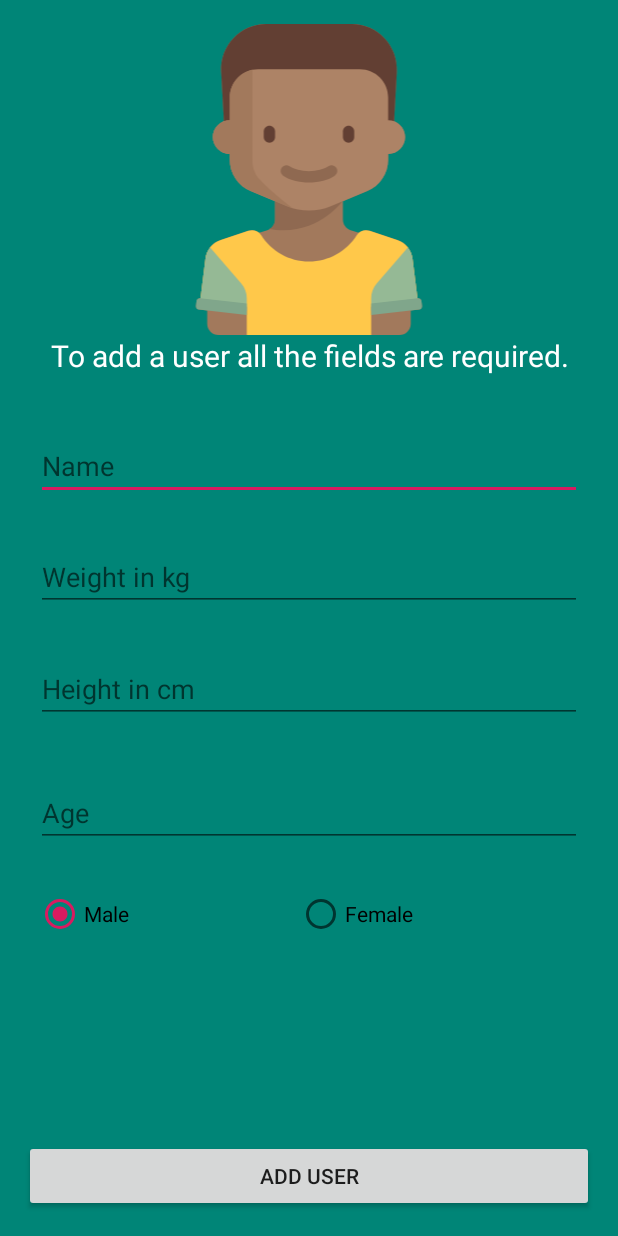
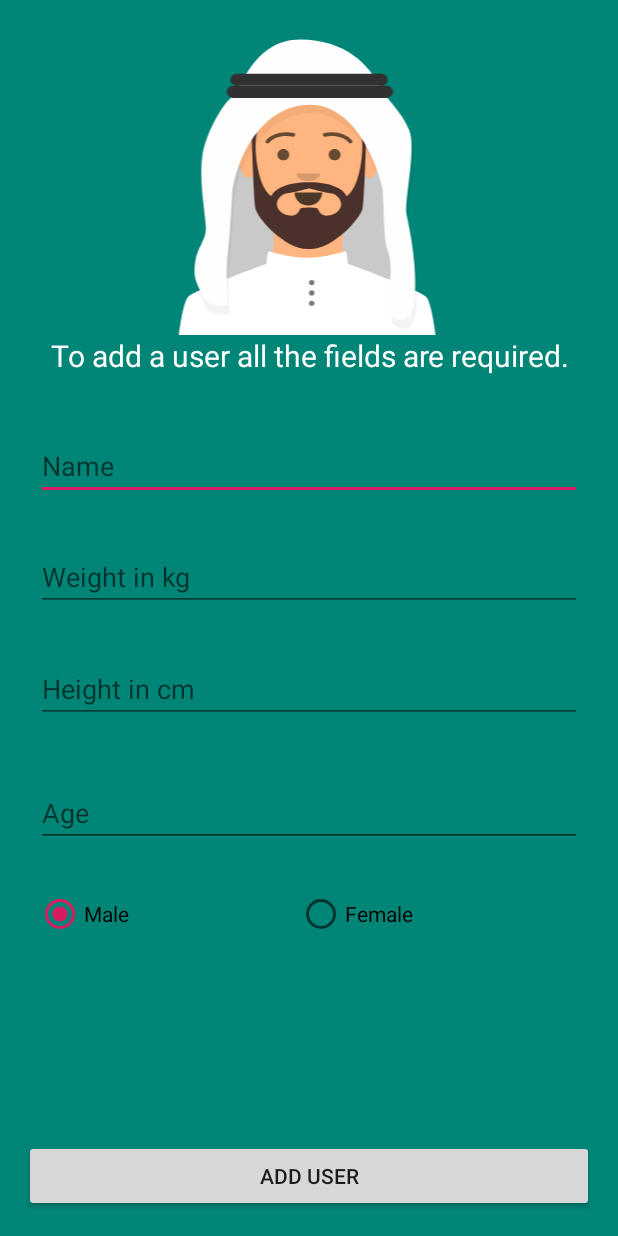
Before and after one commit to barmej/android-degree-c13-tdd-lesson, an Android app: the AddUserActivity screen opened directly, with no data from a screen before it, on a phone screen of 412 x 824 dp. Run offline under Robolectric (Android 15) with nearby library versions, the phone set to English and light mode, and no system bars.

Commit message:
Icons updated

```diff
--- a/app/src/main/res/drawable/ic_female.xml
+++ b/app/src/main/res/drawable/ic_female.xml
@@ -1,18 +1,29 @@
 <vector android:autoMirrored="true" android:height="24dp"
-    android:viewportHeight="464.002" android:viewportWidth="464.002"
+    android:viewportHeight="182" android:viewportWidth="172"
     android:width="24dp" xmlns:android="http://schemas.android.com/apk/res/android">
-    <path android:fillColor="#6E4439" android:pathData="M360.001,72c-25,-53 -72,-72 -128,-72s-103,19 -128,72s-10,87 -40,168c0,0 54,56 168,56s168,-56 168,-56C370.001,159 385.001,125 360.001,72z"/>
-    <path android:fillColor="#C38762" android:pathData="M380.379,436.829l-9.188,-68.908c0,-0.001 0,-0.002 -0.001,-0.004l-0.387,-2.906c-0.787,-5.906 -2.876,-11.459 -6.144,-16.397c0.834,-3.324 -0.544,-6.945 -3.643,-8.805l-26.278,-15.767c-2.769,-1.661 -6.143,-1.45 -8.648,0.271l-16.238,-7.156c-3.287,-1.448 -6.984,-0.49 -9.198,2.064l-9.712,-3.573c-6.533,-2.178 -10.94,-8.292 -10.94,-15.179v-25.802l34.461,-14.359c17.887,-7.453 29.538,-24.93 29.538,-44.308v-8c13.255,0 24,-10.745 24,-24s-10.745,-24 -24,-24v-16c0,-22.091 -17.909,-40 -40,-40h-144c-22.091,0 -40,17.909 -40,40v16c-13.255,0 -24,10.745 -24,24s10.745,24 24,24v8c0,19.378 11.651,36.855 29.538,44.308l34.462,14.36v25.801c0,6.887 -4.407,13.001 -10.94,15.179l-9.712,3.573c-2.214,-2.554 -5.911,-3.512 -9.198,-2.064l-16.238,7.156c-2.505,-1.721 -5.879,-1.932 -8.648,-0.271l-26.278,15.767c-3.1,1.86 -4.478,5.482 -3.643,8.806c-3.267,4.938 -5.356,10.49 -6.144,16.397l-0.387,2.904c0,0.002 -0.001,0.004 -0.001,0.006l-9.188,68.908c-1.019,7.644 1.662,14.834 6.576,19.896c0.006,0.006 0.013,0.012 0.019,0.019c4.334,4.455 10.4,7.257 17.194,7.257l0,0h28.588h192h28.587l0,0C371.104,464.001 382.297,451.216 380.379,436.829z"/>
-    <path android:fillColor="#00858A" android:pathData="M380.378,436.829l-9.576,-71.817c-1.752,-13.142 -9.895,-24.558 -23.304,-31.262l-37.647,-16.592c-4.168,-1.837 -9.007,0.185 -10.627,4.441C288.908,348.713 262.738,368 232.001,368s-56.906,-19.288 -67.224,-46.403c-1.62,-4.257 -6.459,-6.278 -10.627,-4.441l-37.647,16.592c-13.41,6.705 -21.552,18.121 -23.304,31.262l-9.576,71.818C81.705,451.215 92.897,464 107.412,464h249.175C371.104,464.001 382.297,451.216 380.378,436.829z"/>
-    <path android:fillColor="#5E342E" android:pathData="M232.001,0c-56,0 -103,19 -128,72s-10,87 -40,168c0,0 50.21,51.747 155.644,55.624l4.356,-7.624l-48,-40c0,0 -4,-20 -8,-104S219.335,0 232.001,0z"/>
-    <path android:fillColor="#A46D4D" android:pathData="M280.001,273.996h-96v26.472c0,5.693 -3.017,10.852 -7.752,13.701C243.174,325.731 280.001,273.996 280.001,273.996z"/>
-    <path android:fillColor="#D29771" android:pathData="M344.001,160v-16c0,-22.091 -17.909,-40 -40,-40h-144c-22.091,0 -40,17.909 -40,40v16c-13.255,0 -24,10.745 -24,24s10.745,24 24,24v8c0,19.378 11.651,36.855 29.538,44.308l51.691,21.538C210.98,285.909 221.438,288 232,288l0,0c10.562,0 21.019,-2.092 30.769,-6.154l51.694,-21.539c17.887,-7.452 29.538,-24.929 29.538,-44.307v-8c13.255,0 24,-10.745 24,-24S357.256,160 344.001,160z"/>
-    <path android:fillColor="#623F33" android:pathData="M176.001,192L176.001,192c-4.4,0 -8,-3.6 -8,-8v-8c0,-4.4 3.6,-8 8,-8l0,0c4.4,0 8,3.6 8,8v8C184.001,188.4 180.401,192 176.001,192z"/>
-    <path android:fillColor="#623F33" android:pathData="M288.001,192L288.001,192c-4.4,0 -8,-3.6 -8,-8v-8c0,-4.4 3.6,-8 8,-8l0,0c4.4,0 8,3.6 8,8v8C296.001,188.4 292.401,192 288.001,192z"/>
-    <path android:fillColor="#A46D4D" android:pathData="M232.001,248.219c-14.223,0 -27.527,-3.5 -36.5,-9.605c-3.652,-2.484 -4.602,-7.461 -2.113,-11.113c2.48,-3.648 7.461,-4.598 11.113,-2.113c6.289,4.277 16.57,6.832 27.5,6.832s21.211,-2.555 27.5,-6.832c3.66,-2.492 8.629,-1.539 11.113,2.113c2.488,3.652 1.539,8.629 -2.113,11.113C259.529,244.719 246.224,248.219 232.001,248.219z"/>
-    <path android:fillColor="#C38762" android:pathData="M120.001,144v16c-13.255,0 -24,10.745 -24,24s10.745,24 24,24v8c0,19.378 11.651,36.855 29.538,44.308l51.69,21.538c2.53,1.054 5.112,1.962 7.727,2.749c-22.844,-16.711 -38.05,-31.32 -46.96,-40.872c-6.482,-6.949 -9.995,-16.121 -9.995,-25.625V160c19.333,0 130.333,-6.004 162,-47.004c0,0 -0.042,-8.917 0,-8.972l-162,0.782C133.744,108.513 120.001,124.649 120.001,144z"/>
-    <path android:fillColor="#6E4439" android:pathData="M136.001,90.996V144c0,0 56.997,0.74 111.999,-6.336L272.001,120l0.004,13.998c26.371,-4.748 50.107,-11.732 63.996,-21.998V90.996H136.001z"/>
-    <path android:fillColor="#57B9DD" android:pathData="M323.838,326.662l-28.787,46.058c-4.386,7.017 -12.077,11.28 -20.352,11.28h-85.396c-8.275,0 -15.966,-4.263 -20.352,-11.28l-28.786,-46.058c-2.312,-3.699 -7.16,-4.864 -10.9,-2.62l-26.278,15.767c-3.837,2.302 -5.04,7.305 -2.668,11.1L136.001,408h192l35.682,-57.092c2.372,-3.795 1.169,-8.797 -2.668,-11.1l-26.278,-15.767C330.998,321.798 326.149,322.964 323.838,326.662z"/>
-    <path android:fillColor="#43A0C5" android:pathData="M136.001,408h192v56h-192z"/>
-    <path android:fillColor="#5E342E" android:pathData="M173.247,90.996h-37.246V144c0,0 12.742,0.165 31.985,-0.408C167.129,124.703 169.272,107.037 173.247,90.996z"/>
+    <group>
+        <clip-path android:pathData="M0,0h172v181.5h-172z M 0,0"/>
+        <path android:fillColor="#25557C" android:pathData="M48.9968 128.445C45.6204 131.821 50.0519 136.885 48.9968 138.996C41.3626 154.264 8.5 153.933 8.5 181H165.5C165.5 152.512 125.854 150.102 122.327 139.523C121.827 138.022 122.327 134.248 122.327 132.137C122.327 130.027 116.524 123.697 115.996 120.004C115.469 116.311 123.91 92.043 126.02 82.0194C132.358 51.9158 118.811 14.4919 83.2878 14.4919C47.0103 14.4919 39.5005 51.9485 41.0831 80.9643C41.6291 90.973 52.1619 116.311 53.7445 120.004C55.3272 123.697 53.2173 124.224 48.9968 128.445Z"/>
+        <path android:fillColor="#25557C" android:pathData="M48.9968 128.445C45.6204 131.821 50.0519 136.885 48.9968 138.996C41.3626 154.264 8.5 153.933 8.5 181H165.5C165.5 152.512 125.854 150.102 122.327 139.523C121.827 138.022 122.327 134.248 122.327 132.137C122.327 130.027 116.524 123.697 115.996 120.004C115.469 116.311 123.91 92.043 126.02 82.0194C132.358 51.9158 118.811 14.4919 83.2878 14.4919C47.0103 14.4919 39.5005 51.9485 41.0831 80.9643C41.6291 90.973 52.1619 116.311 53.7445 120.004C55.3272 123.697 53.2173 124.224 48.9968 128.445Z"/>
+        <path android:fillColor="#20496a" android:pathData="m 126.23368,144.00304 c -22.368,10.551 -38.02178,9.93996 -46.63858,10.29196 21.5239,-2.11 36.65187,-13.78997 42.63087,-20.47297 -1.51619,8.37114 4.00771,10.18101 4.00771,10.18101 z"/>
+        <path android:fillColor="#20496a" android:pathData="m 100.17,135.303 c 0.387,-0.28 0.801,-0.581 1.24,-0.903 7.857,-6.434 13.69313,-19.40977 17.86613,-29.59267 2.111,3.6929 1.75668,12.05986 -2.46332,17.54586 -3.963,5.151 -8.67081,7.11081 -15.40281,12.04681 -0.42,0.344 -0.834,0.646 -1.24,0.903 z"/>
+        <path android:fillColor="#20496a" android:pathData="M 46.709857,142.45734 C 43.556085,147.36474 81.7053,144.271 82.7605,141.106 67.567,145.749 55.741002,142.39804 49.234402,138.52904 Z"/>
+        <path android:fillColor="#20496a" android:pathData="m 49.75333,109.83142 c 2.683604,7.10334 2.175936,2.69031 15.59747,18.61358 -10.1291,-4.643 -4.891064,-2.15154 -11.379105,-4.84494 z"/>
+        <path android:fillColor="#20496A" android:pathData="M83.2878 124.752C88.5634 124.752 110.193 114.728 112.304 95.2083L54.7996 94.1532C53.2169 112.618 78.0122 124.752 83.2878 124.752Z"/>
+        <path android:fillColor="#102e47" android:pathData="m 80.1224,158.5676 c 26.5886,-0.422 42.70612,-2.29493 50.44312,-12.14193 16.31729,7.83261 35.80572,15.16461 35.34303,33.95554 -0.0837,3.40124 -35.7271,0.0675 -35.7271,0.0675 0,0 -121.4521,16.6105 -121.2944995,-0.20742 C 9.1013691,157.36015 31.949036,155.20048 42.148436,146.05648 46.913935,153.61616 53.5335,158.9896 80.1224,158.5676 Z"/>
+        <path android:fillColor="#FFB57F" android:pathData="M108.752 49.8383C106.478 43.5042 87.1224 34.0115 83.7931 34.0115C80.4638 34.0115 60.9157 44.5627 58.1065 49.8383C55.2974 55.1139 51.6044 84.1263 55.2974 98.3703C58.9903 112.614 78.7397 120.004 83.2879 120.004C87.8361 120.003 108.588 112.614 112.281 98.3703C115.974 84.1263 111.027 56.1723 108.752 49.8383Z"/>
+        <path android:fillColor="#DF9C6B" android:fillType="evenOdd" android:pathData="M83.793 34.0116C87.1223 34.0116 106.478 43.5043 108.752 49.8383C110.515 54.7487 113.885 72.6522 113.59 87.0888C113.331 73.4356 110.368 58.0301 108.752 53.5312C106.478 47.1972 87.1223 37.7045 83.7929 37.7045C80.4636 37.7045 60.9156 48.2556 58.1064 53.5312C56.2305 57.0542 53.9604 71.1624 53.7589 84.3892C53.5307 70.2121 56.0543 53.6921 58.1064 49.8383C60.9156 44.5627 80.4636 34.0116 83.793 34.0116Z"/>
+        <path android:fillColor="#ffffff" android:fillType="evenOdd" android:pathData="M74.0282 94.9032C74.5714 99.7771 78.7051 103.567 83.7239 103.567C88.7583 103.567 92.902 99.7537 93.4246 94.858C93.4667 94.464 93.0266 93.8105 92.4752 93.8105C84.8273 93.8105 78.9679 93.8105 75.0392 93.8105C74.4845 93.8105 73.9738 94.4156 74.0282 94.9032Z"/>
+        <path android:fillAlpha="0.7" android:fillColor="#000000"
+            android:fillType="evenOdd" android:pathData="M74.0282 94.9032C74.5714 99.7771 78.7051 103.567 83.7239 103.567C88.7583 103.567 92.902 99.7537 93.4246 94.858C93.4667 94.464 93.0266 93.8105 92.4752 93.8105C84.8273 93.8105 78.9679 93.8105 75.0392 93.8105C74.4845 93.8105 73.9738 94.4156 74.0282 94.9032Z"/>
+        <path android:fillColor="#ffffff" android:pathData="m 89.470259,93.783135 -10.7832,0 C 76.0219,93.8104 76.0219,93.8104 76.0219,93.8104 c 0,1.418 1.1494,2.5674 2.5674,2.5674 l 10.7832,0 c 1.418,0 2.5675,-1.1494 2.5675,-2.5674 0,0 0,0 -2.469741,-0.02726 z"/>
+        <path android:fillColor="#ff4f6d" android:pathData="m 80.32575,102.98418 c 3.004295,1.12911 6.404821,0.65561 6.205343,-0.59119 -0.243518,-1.52206 -3.461285,-2.876035 -5.374393,-2.93419 -2.650118,0.03177 -5.015744,1.04211 -4.087035,1.5309 1.515262,1.41751 3.256085,1.99448 3.256085,1.99448 z"/>
+        <path android:fillColor="#ff4f6d" android:pathData="m 87.077658,102.98418 c -3.004295,1.12911 -6.404821,0.65561 -6.205343,-0.59119 0.243518,-1.52206 3.461285,-2.876035 5.374393,-2.93419 2.650118,0.03177 5.015744,1.04211 4.087035,1.5309 -1.515262,1.41751 -3.256085,1.99448 -3.256085,1.99448 z"/>
+        <path android:fillAlpha="0.16" android:fillColor="#000000"
+            android:fillType="evenOdd" android:pathData="M77.5619 85.0812C77.5619 87.3499 80.3206 89.1891 83.7237 89.1891C87.1268 89.1891 89.8856 87.3499 89.8856 85.0812"/>
+        <path android:fillAlpha="0.6" android:fillColor="#000000" android:pathData="M70.373 78.9198C72.0746 78.9198 73.454 77.5404 73.454 75.8389C73.454 74.1373 72.0746 72.7579 70.373 72.7579C68.6715 72.7579 67.2921 74.1373 67.2921 75.8389C67.2921 77.5404 68.6715 78.9198 70.373 78.9198Z"/>
+        <path android:fillAlpha="0.6" android:fillColor="#000000" android:pathData="M97.0746 78.9191C98.7761 78.9191 100.156 77.5397 100.156 75.8382C100.156 74.1366 98.7761 72.7572 97.0746 72.7572C95.373 72.7572 93.9937 74.1366 93.9937 75.8382C93.9937 77.5397 95.373 78.9191 97.0746 78.9191Z"/>
+        <path android:fillAlpha="0.6" android:fillColor="#000000" android:pathData="M62.9945 69.2444C65.0048 66.4158 70.5159 64.8296 75.2632 65.9954C75.814 66.1307 76.3702 65.7938 76.5055 65.243C76.6407 64.6922 76.3039 64.136 75.753 64.0007C70.2399 62.6468 63.8582 64.4836 61.3203 68.0546C60.9918 68.5169 61.1002 69.1581 61.5625 69.4866C62.0248 69.8152 62.666 69.7068 62.9945 69.2444Z"/>
+        <path android:fillAlpha="0.6" android:fillColor="#000000" android:pathData="M104.453 69.2444C102.443 66.4158 96.9321 64.8296 92.1848 65.9954C91.634 66.1307 91.0778 65.7938 90.9425 65.243C90.8073 64.6922 91.1441 64.136 91.695 64.0007C97.2081 62.6468 103.59 64.4836 106.128 68.0546C106.456 68.5169 106.348 69.1581 105.885 69.4866C105.423 69.8152 104.782 69.7068 104.453 69.2444Z"/>
+    </group>
 </vector>
--- a/app/src/main/res/drawable/ic_male.xml
+++ b/app/src/main/res/drawable/ic_male.xml
@@ -1,17 +1,24 @@
 <vector android:autoMirrored="true" android:height="24dp"
-    android:viewportHeight="440.001" android:viewportWidth="440.001"
+    android:viewportHeight="181" android:viewportWidth="172"
     android:width="24dp" xmlns:android="http://schemas.android.com/apk/res/android">
-    <path android:fillColor="#A2795C" android:pathData="M379.863,398.878l-0.726,-6.536c-0.287,-2.585 -2.616,-4.449 -5.201,-4.162l-0.407,0.045l-7.027,-56.214c-1.529,-12.228 -9.943,-22.492 -21.634,-26.389l-39.047,-13.016c-5.362,-1.788 -11.244,-0.65 -15.379,2.874l-11.502,-3.834c-6.534,-2.178 -10.94,-8.292 -10.94,-15.179v-25.802l34.461,-14.359C320.349,228.855 332,211.378 332,192v-8c13.255,0 24,-10.745 24,-24c0,-10.313 -6.507,-19.105 -15.639,-22.5l3.886,-69.949C346.286,30.865 317.089,0 280.346,0H159.655c-36.741,0 -65.94,30.865 -63.902,67.55l3.886,69.949C90.507,140.895 84,149.687 84,160c0,13.255 10.745,24 24,24v8c0,19.377 11.651,36.854 29.538,44.308l34.462,14.359v25.801c0,6.887 -4.407,13.001 -10.94,15.179l-11.502,3.834c-4.135,-3.524 -10.017,-4.662 -15.379,-2.874l-39.047,13.016c-11.691,3.897 -20.105,14.161 -21.634,26.389l-7.027,56.214l-0.407,-0.045c-2.586,-0.287 -4.914,1.576 -5.201,4.162l-0.726,6.536c-0.287,2.585 1.576,4.914 4.161,5.201L76,405.38V424c0,8.836 7.163,16 16,16h256c8.837,0 16,-7.164 16,-16v-18.621l11.702,-1.3C378.287,403.792 380.151,401.463 379.863,398.878z"/>
-    <path android:fillColor="#623F33" android:pathData="M95.753,67.55L100,144h240l4.247,-76.45C346.286,30.865 317.089,0 280.346,0H159.655C122.913,0 93.715,30.865 95.753,67.55z"/>
-    <path android:fillColor="#FFC84A" android:pathData="M308,440.001v-40h67l-8.499,-67.989c-1.529,-12.228 -9.943,-22.492 -21.634,-26.389l-39.047,-13.016c-6.8,-2.267 -14.45,0.154 -18.291,6.206C273.349,321.157 248.424,336 220.001,336s-53.349,-14.844 -67.53,-37.188c-3.841,-6.052 -11.491,-8.473 -18.291,-6.206l-39.047,13.016c-11.691,3.897 -20.105,14.161 -21.634,26.389l-7.609,60.872L132.001,400v40h176V440.001z"/>
-    <path android:fillColor="#8F6951" android:pathData="M268,250h-96v26.468c0,5.759 -3.186,10.831 -8.017,13.659C231.077,301.871 268,250 268,250z"/>
-    <path android:fillColor="#AD8366" android:pathData="M332,136v-32c0,-22.091 -17.909,-40 -40,-40h-144c-22.091,0 -40,17.909 -40,40v32c-13.255,0 -24,10.745 -24,24s10.745,24 24,24v8c0,19.377 11.651,36.854 29.538,44.308l51.691,21.538C198.98,261.909 209.438,264 220,264l0,0c10.562,0 21.019,-2.092 30.769,-6.154l51.694,-21.539C320.349,228.855 332,211.378 332,192v-8c13.255,0 24,-10.745 24,-24S345.255,136 332,136z"/>
-    <path android:fillColor="#623F33" android:pathData="M164.001,168L164.001,168c-4.4,0 -8,-3.6 -8,-8v-8c0,-4.4 3.6,-8 8,-8l0,0c4.4,0 8,3.6 8,8v8C172.001,164.4 168.4,168 164.001,168z"/>
-    <path android:fillColor="#623F33" android:pathData="M276,168L276,168c-4.4,0 -8,-3.6 -8,-8v-8c0,-4.4 3.6,-8 8,-8l0,0c4.4,0 8,3.6 8,8v8C284,164.4 280.4,168 276,168z"/>
-    <path android:fillColor="#8F6951" android:pathData="M220.001,224.219c-14.223,0 -27.527,-3.5 -36.5,-9.605c-3.652,-2.484 -4.602,-7.461 -2.113,-11.113c2.48,-3.648 7.461,-4.598 11.113,-2.113c6.289,4.277 16.57,6.832 27.5,6.832s21.211,-2.555 27.5,-6.832c3.66,-2.492 8.629,-1.539 11.113,2.113c2.488,3.652 1.539,8.629 -2.113,11.113C247.529,220.719 234.224,224.219 220.001,224.219z"/>
-    <path android:fillColor="#95B995" android:pathData="M132.001,406.04v-18.106c0,-7.697 -2.774,-15.135 -7.813,-20.953l-44.019,-50.813c-3.552,4.497 -5.93,9.93 -6.669,15.843l-8.356,66.847L132.001,406.04z"/>
-    <path android:fillColor="#80A68B" android:pathData="M132.001,395.507l-65.936,-7.326c-2.586,-0.287 -4.914,1.576 -5.202,4.161l-0.726,6.536c-0.287,2.585 1.576,4.914 4.161,5.201l67.703,7.523V395.507z"/>
-    <path android:fillColor="#95B995" android:pathData="M308,406.04v-18.106c0,-7.697 2.774,-15.135 7.813,-20.953l44.019,-50.813c3.552,4.497 5.93,9.93 6.669,15.843l8.356,66.847L308,406.04z"/>
-    <path android:fillColor="#80A68B" android:pathData="M308,395.507l65.936,-7.326c2.586,-0.287 4.914,1.576 5.202,4.161l0.726,6.536c0.287,2.585 -1.576,4.914 -4.161,5.201L308,411.602V395.507z"/>
-    <path android:fillColor="#A2795C" android:pathData="M149.997,219.723c-6.482,-6.95 -9.995,-16.121 -9.995,-25.625V64.806c-18.257,3.707 -32,19.843 -32,39.194v32c-13.255,0 -24,10.745 -24,24s10.745,24 24,24v8c0,19.378 11.651,36.855 29.538,44.308l51.69,21.538c2.53,1.054 5.112,1.962 7.727,2.749C174.111,243.883 158.906,229.274 149.997,219.723z"/>
+    <path android:fillColor="#C9C9C9" android:pathData="M138,138C138,145.6 126.667,161.5 121,168.5C92.667,166.833 36,162.8 36,160C36,156.5 35.5,138 36,93.5C36.5,49 54.5,37 70.5,30.5C86.5,24 117,40.5 128,49C139,57.5 138,128.5 138,138Z"/>
+    <path android:fillColor="#FFB57F" android:pathData="M104.5,138.5V117.5L67.5,110.5L66,134.5C67.167,136.333 70.7,140 75.5,140C80.3,140 96.833,139 104.5,138.5Z"/>
+    <path android:fillColor="#FFB57F" android:pathData="M52,89.5C53.6,89.9 54.666,88.667 55,88C55,88 67.5,128.5 85.5,128.5C103.5,128.5 116,87 116,87C116,87.833 116.8,89.5 120,89.5C123.2,89.5 125,81.833 125.5,78L124.5,61L85.5,36.5L52,51.5C50.166,59 46.6,75.1 47,79.5C47.5,85 50,89 52,89.5Z"/>
+    <path android:fillColor="#4A312C" android:fillType="evenOdd" android:pathData="M109.704,49C110.494,51.949 112.548,58.791 114.444,62.566C116.815,67.285 115.63,93.827 106.741,100.315C105.555,96.186 98.445,92.057 86,92.057C73.554,92.057 66.445,96.186 65.259,100.315C56.37,93.827 55.185,67.285 57.556,62.566C59.452,58.791 61.506,51.949 62.296,49L54,52.539C54.395,68.857 55.422,102.674 56.37,107.393C57.556,113.291 72.963,131.576 86,130.986C99.037,131.576 114.444,113.291 115.63,107.393C116.578,102.674 117.605,68.857 118,52.539L109.704,49ZM90.741,107.393C90.266,106.921 86,106.803 86,106.803C86,106.803 81.734,106.921 81.259,107.393C81.139,107.513 81.019,107.779 80.864,108.121C80.255,109.466 79.111,111.992 75.334,111.522C70.593,110.932 68.222,107.393 68.222,105.034C68.222,102.674 70,99.135 74.148,98.546C78.297,97.956 86,95.596 86,95.596C86,95.596 93.703,97.956 97.852,98.546C102,99.135 103.778,102.674 103.778,105.034C103.778,107.393 101.407,110.932 96.666,111.522C92.889,111.992 91.745,109.466 91.136,108.121C90.981,107.779 90.861,107.513 90.741,107.393Z"/>
+    <path android:fillAlpha="0.7" android:fillColor="#000000"
+        android:fillType="evenOdd" android:pathData="M78,98C78,102.217 81.419,105.636 85.636,105.636C89.854,105.636 93.272,102.217 93.272,98"/>
+    <path android:fillAlpha="0.16" android:fillColor="#000000"
+        android:fillType="evenOdd" android:pathData="M79,87C79,89.41 81.93,91.364 85.545,91.364C89.16,91.364 92.091,89.41 92.091,87"/>
+    <path android:fillAlpha="0.6" android:fillColor="#000000" android:pathData="M71.818,79.321C73.625,79.321 75.091,77.855 75.091,76.048C75.091,74.241 73.625,72.775 71.818,72.775C70.01,72.775 68.545,74.241 68.545,76.048C68.545,77.855 70.01,79.321 71.818,79.321Z"/>
+    <path android:fillAlpha="0.6" android:fillColor="#000000" android:pathData="M100.181,79.321C101.989,79.321 103.454,77.856 103.454,76.048C103.454,74.241 101.989,72.775 100.181,72.775C98.374,72.775 96.908,74.241 96.908,76.048C96.908,77.856 98.374,79.321 100.181,79.321Z"/>
+    <path android:fillAlpha="0.6" android:fillColor="#000000" android:pathData="M63.98,69.044C66.116,66.039 71.97,64.354 77.012,65.593C77.597,65.737 78.188,65.379 78.332,64.794C78.476,64.209 78.118,63.618 77.533,63.474C71.676,62.036 64.897,63.987 62.202,67.78C61.853,68.271 61.968,68.952 62.459,69.301C62.95,69.65 63.631,69.535 63.98,69.044Z"/>
+    <path android:fillAlpha="0.6" android:fillColor="#000000" android:pathData="M108.019,69.044C105.884,66.039 100.03,64.354 94.987,65.592C94.402,65.736 93.811,65.378 93.668,64.793C93.524,64.208 93.882,63.617 94.467,63.474C100.323,62.035 107.102,63.987 109.798,67.78C110.147,68.271 110.031,68.952 109.54,69.301C109.049,69.65 108.368,69.535 108.019,69.044Z"/>
+    <path android:fillColor="#ffffff" android:pathData="M107.5,139.5C107.5,139.5 148,155 151,159C154,163 156,181 156,181H85L14,181C14,181 16,163 19,159C22,155 62.5,139.5 62.5,139.5C62.667,137.333 63.1,132.9 63.5,132.5C64,132 76,136.5 85,136C94,136.5 106,132 106.5,132.5C106.9,132.9 107.333,137.333 107.5,139.5Z"/>
+    <path android:fillAlpha="0.05" android:fillColor="#000000" android:pathData="M130.5,137C132.5,142.2 132.333,149.5 132,152.5C131.2,156.5 131.666,168.833 132,174.5C136,178 144.3,181 145.5,165C147,145 142.5,124 141,116C139.5,108 146.5,78 142.5,67C138.5,56 130.5,50 125.5,40C120.5,30 108,14 82,14C56,14 49,44.5 44.5,47.5C40,50.5 30,67.5 28,82C26,96.5 30,117 30,124C30,131 25,135 24,144C23,153 24.5,154.5 28,163C30.8,169.8 38.5,169.5 42,168.5C41.666,161.5 41.2,145.8 42,139C43,130.5 43.5,121 44.5,104.5C45.5,88 58.5,52.5 87,52C115.5,51.5 126.5,95 127.5,100C128.5,105 128,130.5 130.5,137Z"/>
+    <path android:fillColor="#FEFEFE" android:pathData="M129.5,132C131.5,137.2 131.333,144.5 131,147.5C130.2,151.5 130.666,163.833 131,169.5C135,173 143.3,176 144.5,160C146,140 141.5,119 140,111C138.5,103 145.5,73 141.5,62C137.5,51 129.5,45 124.5,35C119.5,25 107,9 81,9C55,9 48,39.5 43.5,42.5C39,45.5 29,62.5 27,77C25,91.5 29,112 29,119C29,126 24,130 23,139C22,148 23.5,149.5 27,158C29.8,164.8 37.5,164.5 41,163.5C40.666,156.5 40.2,140.8 41,134C42,125.5 42.5,116 43.5,99.5C44.5,83 57.5,47.5 86,47C114.5,46.5 125.5,90 126.5,95C127.5,100 127,125.5 129.5,132Z"/>
+    <path android:fillColor="#313131" android:pathData="M44,36L129,36A3.5,3.5 0,0 1,132.5 39.5L132.5,39.5A3.5,3.5 0,0 1,129 43L44,43A3.5,3.5 0,0 1,40.5 39.5L40.5,39.5A3.5,3.5 0,0 1,44 36z"/>
+    <path android:fillColor="#313131" android:pathData="M46,29L126,29A3.5,3.5 0,0 1,129.5 32.5L129.5,32.5A3.5,3.5 0,0 1,126 36L46,36A3.5,3.5 0,0 1,42.5 32.5L42.5,32.5A3.5,3.5 0,0 1,46 29z"/>
+    <path android:fillColor="#797979" android:pathData="M87.5,150.5m-1.5,0a1.5,1.5 0,1 1,3 0a1.5,1.5 0,1 1,-3 0"/>
+    <path android:fillColor="#797979" android:pathData="M87.5,156.5m-1.5,0a1.5,1.5 0,1 1,3 0a1.5,1.5 0,1 1,-3 0"/>
+    <path android:fillColor="#797979" android:pathData="M87.5,162.5m-1.5,0a1.5,1.5 0,1 1,3 0a1.5,1.5 0,1 1,-3 0"/>
 </vector>
```
